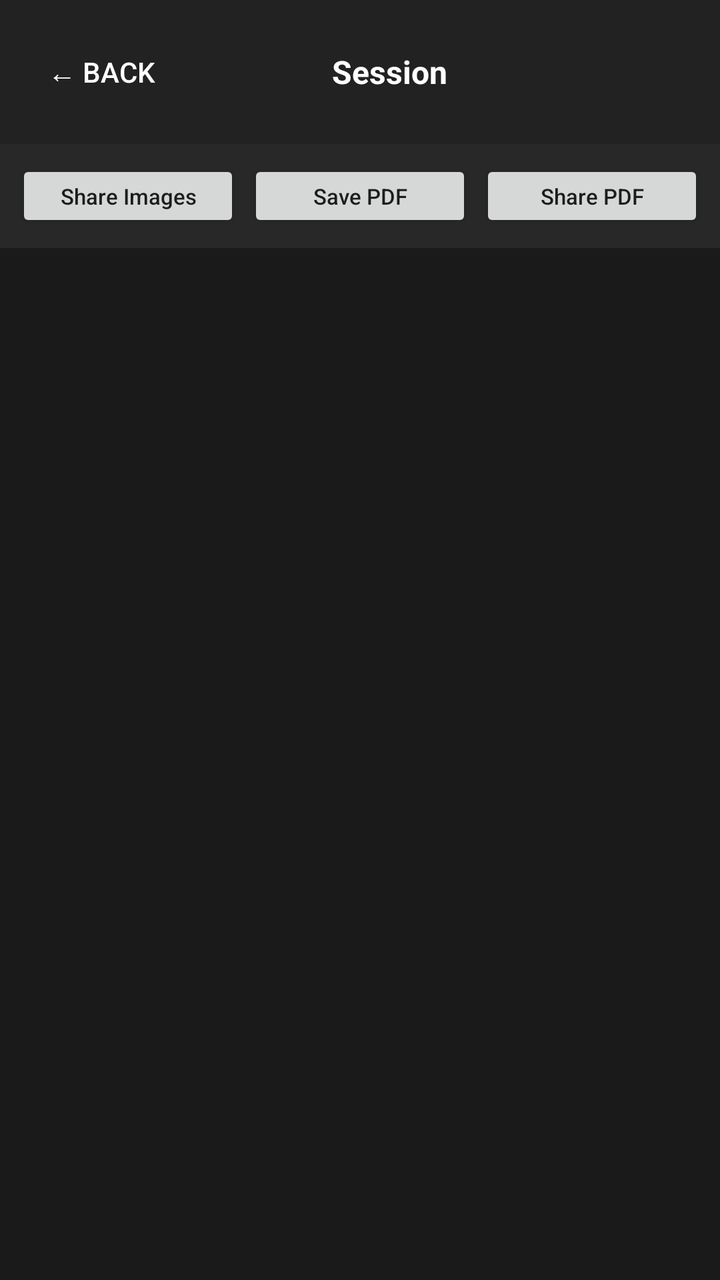
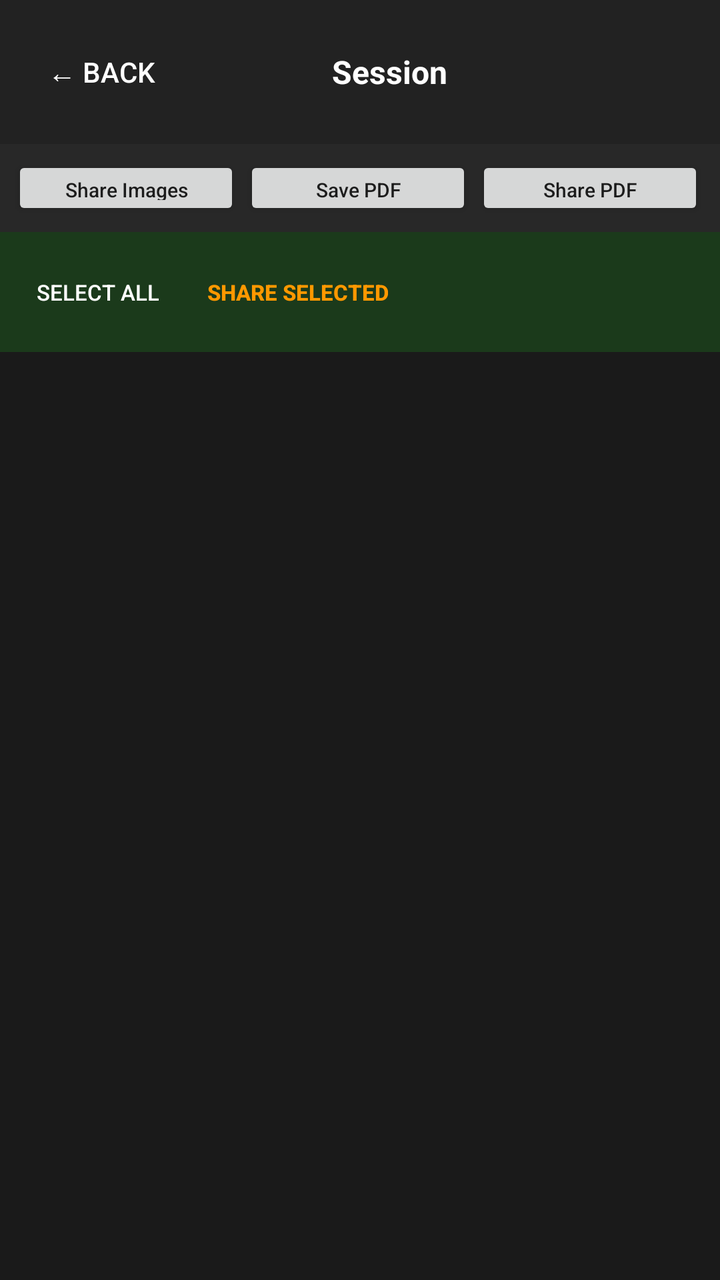

An Android layout rendered at two revisions. The XML below is the earlier revision; the diff shows what the commit changed to produce the second picture.
<!-- AndroidManifest.xml: application theme Theme.AutoTap -->
<!-- res/layout/activity_session_detail.xml -->
<?xml version="1.0" encoding="utf-8"?>
<LinearLayout xmlns:android="http://schemas.android.com/apk/res/android"
    android:layout_width="match_parent"
    android:layout_height="match_parent"
    android:orientation="vertical"
    android:background="#1A1A1A">

    <LinearLayout
        android:layout_width="match_parent"
        android:layout_height="wrap_content"
        android:orientation="horizontal"
        android:padding="12dp"
        android:background="#222222"
        android:gravity="center_vertical">

        <Button
            android:id="@+id/btnBack"
            style="?android:attr/buttonBarButtonStyle"
            android:layout_width="wrap_content"
            android:layout_height="wrap_content"
            android:text="← Back"
            android:textColor="#FFFFFF"
            android:textSize="14sp" />

        <TextView
            android:id="@+id/tvTitle"
            android:layout_width="0dp"
            android:layout_height="wrap_content"
            android:layout_weight="1"
            android:text="Session"
            android:textSize="16sp"
            android:textStyle="bold"
            android:textColor="#FFFFFF"
            android:gravity="center"
            android:paddingEnd="48dp" />
    </LinearLayout>

    <LinearLayout
        android:layout_width="match_parent"
        android:layout_height="wrap_content"
        android:orientation="horizontal"
        android:padding="8dp"
        android:background="#282828">

        <Button
            android:id="@+id/btnShareAllImages"
            android:layout_width="0dp"
            android:layout_weight="1"
            android:layout_height="36dp"
            android:text="Share Images"
            android:textAllCaps="false"
            android:textSize="11sp"
            android:layout_marginEnd="4dp"
            android:minHeight="0dp" />

        <Button
            android:id="@+id/btnSavePdf"
            android:layout_width="0dp"
            android:layout_weight="1"
            android:layout_height="36dp"
            android:text="Save PDF"
            android:textAllCaps="false"
            android:textSize="11sp"
            android:layout_marginEnd="4dp"
            android:minHeight="0dp" />

        <Button
            android:id="@+id/btnSharePdf"
            android:layout_width="0dp"
            android:layout_weight="1"
            android:layout_height="36dp"
            android:text="Share PDF"
            android:textAllCaps="false"
            android:textSize="11sp"
            android:minHeight="0dp" />
    </LinearLayout>

    <TextView
        android:id="@+id/tvEmpty"
        android:layout_width="match_parent"
        android:layout_height="wrap_content"
        android:padding="48dp"
        android:text="No files found."
        android:textAlignment="center"
        android:textColor="#777777"
        android:visibility="gone" />

    <ScrollView
        android:layout_width="match_parent"
        android:layout_height="match_parent">

        <LinearLayout
            android:id="@+id/container"
            android:layout_width="match_parent"
            android:layout_height="wrap_content"
            android:orientation="vertical"
            android:padding="8dp" />
    </ScrollView>

</LinearLayout>
<!-- resources referenced by this layout -->
<resources>
  <style name="Theme.AutoTap" parent="Theme.AppCompat.Light.DarkActionBar">
          <item name="colorPrimary">@color/purple_500</item>
          <item name="colorPrimaryDark">@color/purple_700</item>
          <item name="colorAccent">@color/teal_200</item>
      </style>
  <color name="purple_500">#6750A4</color>
  <color name="purple_700">#4F378B</color>
  <color name="teal_200">#80CBC4</color>
</resources>

<!-- the commit's change to res/layout/activity_session_detail.xml (unified diff, before → after) -->
@@ -39,40 +39,79 @@
         android:layout_width="match_parent"
         android:layout_height="wrap_content"
         android:orientation="horizontal"
-        android:padding="8dp"
+        android:padding="6dp"
         android:background="#282828">
 
         <Button
             android:id="@+id/btnShareAllImages"
             android:layout_width="0dp"
             android:layout_weight="1"
-            android:layout_height="36dp"
+            android:layout_height="32dp"
             android:text="Share Images"
             android:textAllCaps="false"
-            android:textSize="11sp"
-            android:layout_marginEnd="4dp"
+            android:textSize="10sp"
+            android:layout_marginEnd="2dp"
             android:minHeight="0dp" />
 
         <Button
             android:id="@+id/btnSavePdf"
             android:layout_width="0dp"
             android:layout_weight="1"
-            android:layout_height="36dp"
+            android:layout_height="32dp"
             android:text="Save PDF"
             android:textAllCaps="false"
-            android:textSize="11sp"
-            android:layout_marginEnd="4dp"
+            android:textSize="10sp"
+            android:layout_marginEnd="2dp"
             android:minHeight="0dp" />
 
         <Button
             android:id="@+id/btnSharePdf"
             android:layout_width="0dp"
             android:layout_weight="1"
-            android:layout_height="36dp"
+            android:layout_height="32dp"
             android:text="Share PDF"
             android:textAllCaps="false"
+            android:textSize="10sp"
+            android:layout_marginEnd="2dp"
+            android:minHeight="0dp" />
+    </LinearLayout>
+
+    <LinearLayout
+        android:layout_width="match_parent"
+        android:layout_height="wrap_content"
+        android:orientation="horizontal"
+        android:padding="6dp"
+        android:background="#1B3A1B"
+        android:gravity="center_vertical">
+
+        <TextView
+            android:id="@+id/tvSelectInfo"
+            android:layout_width="0dp"
+            android:layout_height="wrap_content"
+            android:layout_weight="1"
+            android:text="Tap images to select"
             android:textSize="11sp"
-            android:minHeight="0dp" />
+            android:textColor="#4CAF50"
+            android:visibility="gone" />
+
+        <Button
+            android:id="@+id/btnSelectAll"
+            style="?android:attr/buttonBarButtonStyle"
+            android:layout_width="wrap_content"
+            android:layout_height="wrap_content"
+            android:text="Select All"
+            android:textColor="#FFFFFF"
+            android:textSize="11sp" />
+
+        <Button
+            android:id="@+id/btnShareSelected"
+            style="?android:attr/buttonBarButtonStyle"
+            android:layout_width="wrap_content"
+            android:layout_height="wrap_content"
+            android:text="Share Selected"
+            android:textColor="#FF9800"
+            android:textSize="11sp"
+            android:textStyle="bold" />
     </LinearLayout>
 
     <TextView
@@ -80,7 +119,7 @@
         android:layout_width="match_parent"
         android:layout_height="wrap_content"
         android:padding="48dp"
-        android:text="No files found."
+        android:text="No files."
         android:textAlignment="center"
         android:textColor="#777777"
         android:visibility="gone" />
